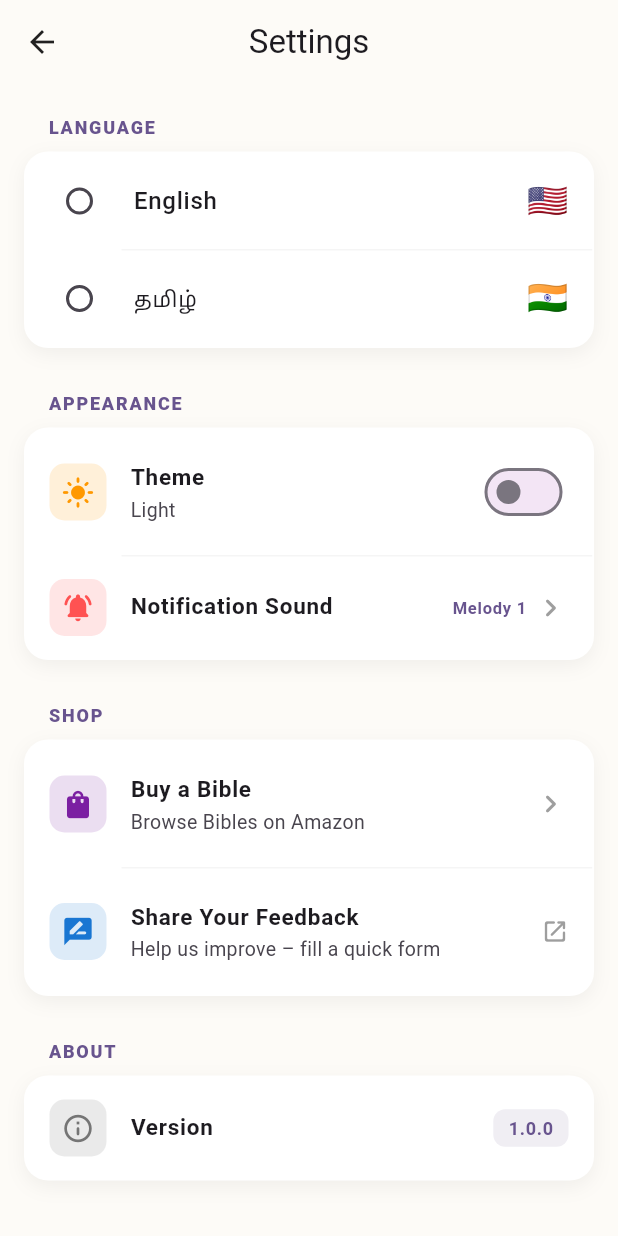
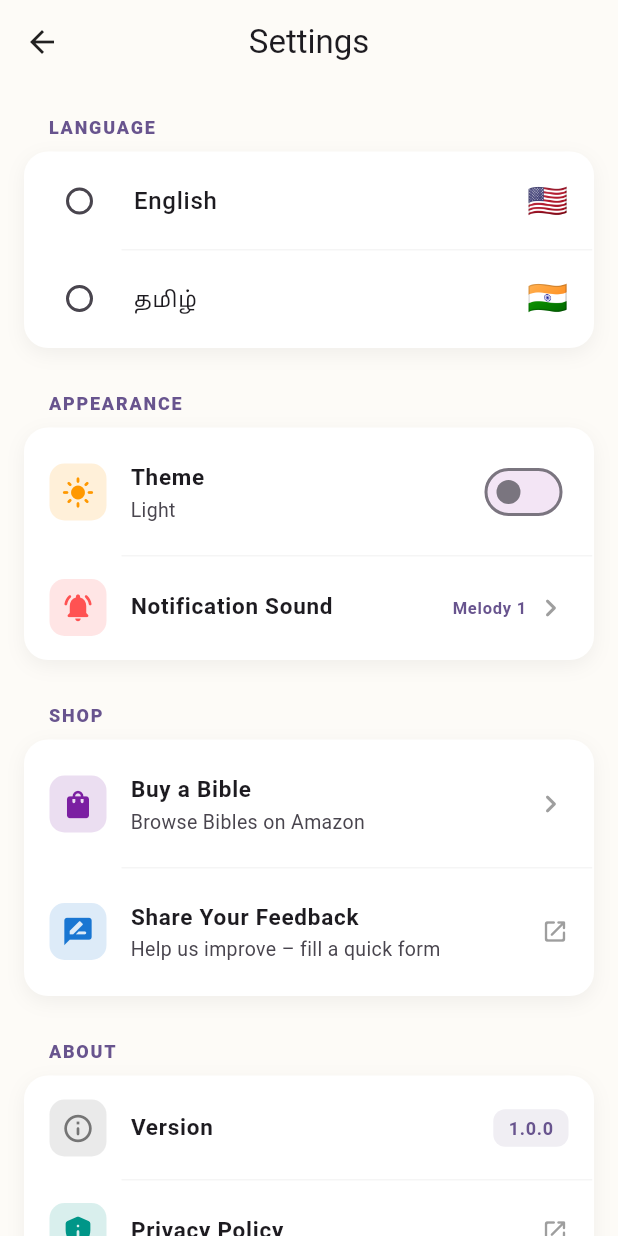
Before and after one commit to Zecrari/christian_calendar_2026, a Flutter app: the SettingsScreen screen opened directly with empty values, on a phone screen of 412 x 824 dp. Run offline on Flutter 3.47's test engine with Material 3 defaults, Android fonts, the light colour scheme and no system bars; our stand-ins replace audioplayers, flutter_local_notifications, google_mobile_ads, shared_preferences, timezone; missing offline and left inert: clarity_flutter; accounts and stored records are empty.

Commit message:
[fix] added the chanes

```diff
--- a/lib/config/translations.dart
+++ b/lib/config/translations.dart
@@ -191,6 +191,7 @@ class AppTranslations {
       'en': 'Help us improve – fill a quick form',
       'ta': 'எங்களை மேம்படுத்த உதவுங்கள் – படிவம் நிரப்பவும்',
     },
+    'privacy_policy': {'en': 'Privacy Policy', 'ta': 'தனியுரிமைக் கொள்கை'},
 
     // Reading Tracker - New Keys
     'reading_streak': {'en': 'Reading Streak', 'ta': 'வாசிப்பு தொடர்'},
--- a/lib/screens/settings/settings_screen.dart
+++ b/lib/screens/settings/settings_screen.dart
@@ -276,6 +276,28 @@ class _SettingsScreenState extends State<SettingsScreen> {
                       ),
                     ),
                   ),
+                  _SettingsTile(
+                    onTap: () async {
+                      final uri = Uri.parse(
+                        'https://website-sw05.onrender.com/products/christian-calendar-2026/privacy-policy',
+                      );
+                      try {
+                        if (!await launchUrl(uri, mode: LaunchMode.externalApplication)) {
+                          throw Exception('Could not launch');
+                        }
+                      } catch (e) {
+                        if (mounted) {
+                          ScaffoldMessenger.of(context).showSnackBar(
+                            const SnackBar(content: Text('Could not open Privacy Policy')),
+                          );
+                        }
+                      }
+                    },
+                    leadingIcon: Icons.privacy_tip_rounded,
+                    iconColor: Colors.teal,
+                    title: AppTranslations.get('privacy_policy', widget.lang),
+                    trailing: const Icon(Icons.open_in_new_rounded, color: Colors.grey, size: 18),
+                  ),
                 ],
               ),
               const SizedBox(height: 40),
```
